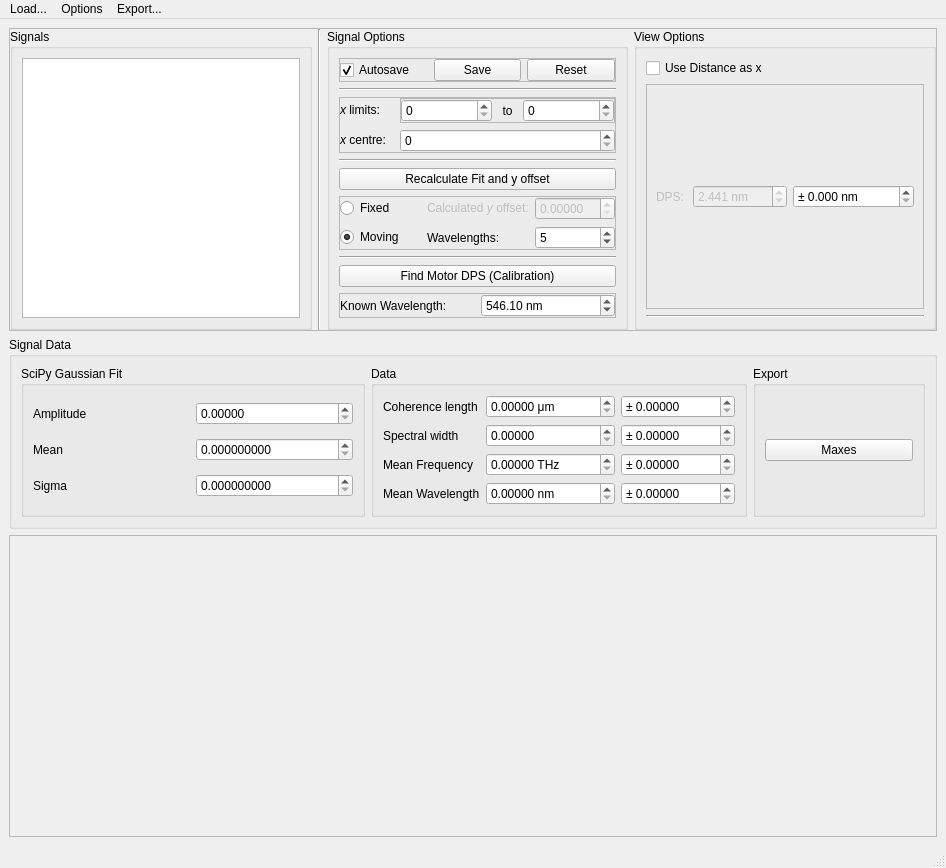
Old version of the form gui/gui.ui in the repository twobackfromtheend/pintera.
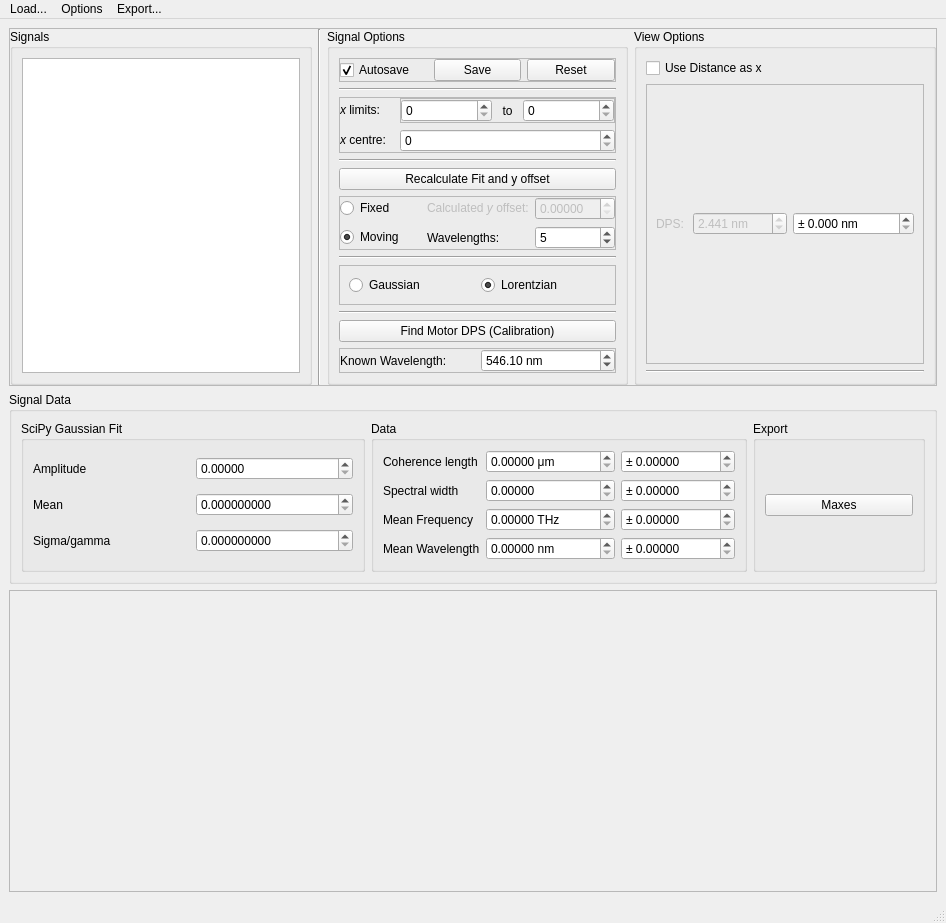
New version of the form.

Commit message: Added Lorentzian fit.

Patch:
```diff
--- a/gui/gui.ui
+++ b/gui/gui.ui
@@ -7,7 +7,7 @@
     <x>0</x>
     <y>0</y>
     <width>946</width>
-    <height>794</height>
+    <height>889</height>
    </rect>
   </property>
   <property name="windowTitle">
@@ -70,7 +70,7 @@
          <property name="title">
           <string>Signal Options</string>
          </property>
-         <layout class="QVBoxLayout" name="verticalLayout" stretch="1,0,3,0,3,3,0,0,0">
+         <layout class="QVBoxLayout" name="verticalLayout" stretch="1,0,3,0,3,3,0,0,0,0,0">
           <item>
            <widget class="QFrame" name="frame_6">
             <property name="sizePolicy">
@@ -339,6 +339,45 @@
             </property>
            </widget>
           </item>
+          <item>
+           <widget class="QFrame" name="frame_5">
+            <property name="frameShape">
+             <enum>QFrame::StyledPanel</enum>
+            </property>
+            <property name="frameShadow">
+             <enum>QFrame::Raised</enum>
+            </property>
+            <layout class="QHBoxLayout" name="horizontalLayout_5">
+             <item>
+              <widget class="QRadioButton" name="gaussian_radio_button">
+               <property name="text">
+                <string>Gaussian</string>
+               </property>
+              </widget>
+             </item>
+             <item>
+              <widget class="QRadioButton" name="lorentzian_radio_button">
+               <property name="toolTipDuration">
+                <number>3</number>
+               </property>
+               <property name="text">
+                <string>Lorentzian</string>
+               </property>
+               <property name="checked">
+                <bool>true</bool>
+               </property>
+              </widget>
+             </item>
+            </layout>
+           </widget>
+          </item>
+          <item>
+           <widget class="Line" name="line_5">
+            <property name="orientation">
+             <enum>Qt::Horizontal</enum>
+            </property>
+           </widget>
+          </item>
           <item>
            <widget class="QPushButton" name="find_dps_push_button">
             <property name="text">
@@ -494,7 +533,7 @@
           <item row="2" column="0">
            <widget class="QLabel" name="label_10">
             <property name="text">
-             <string>Sigma</string>
+             <string>Sigma/gamma</string>
             </property>
            </widget>
           </item>
```
Left out of the diff: 2 changed lines with no effect on the pictures. The commit also changes 4 other files.
